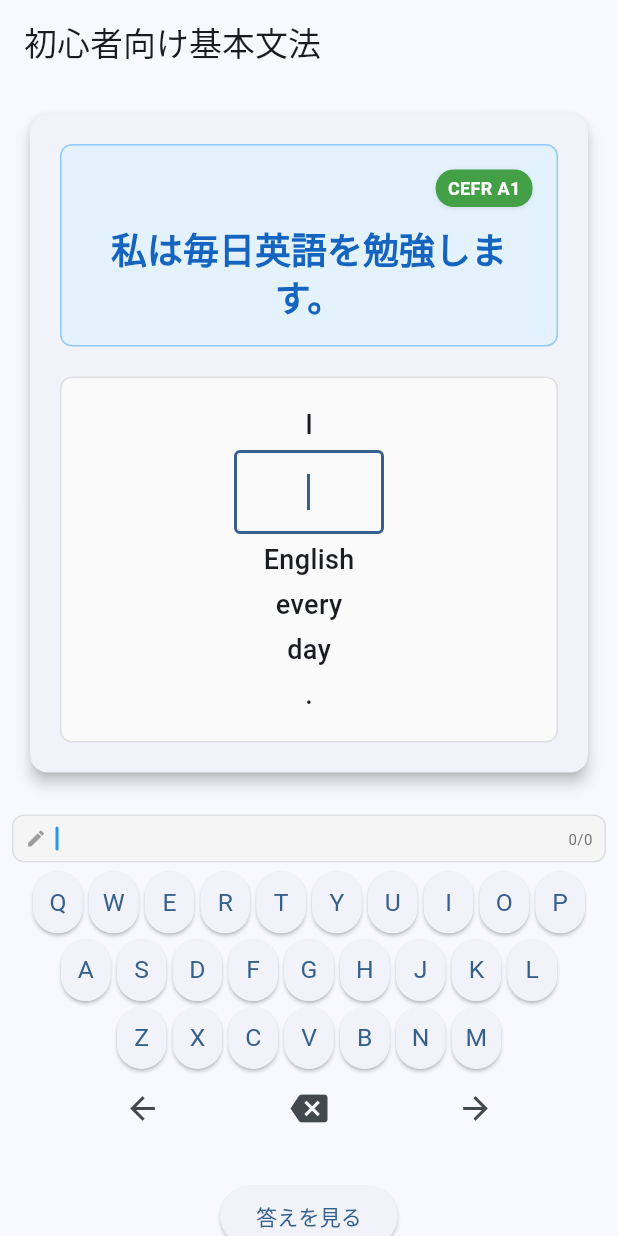
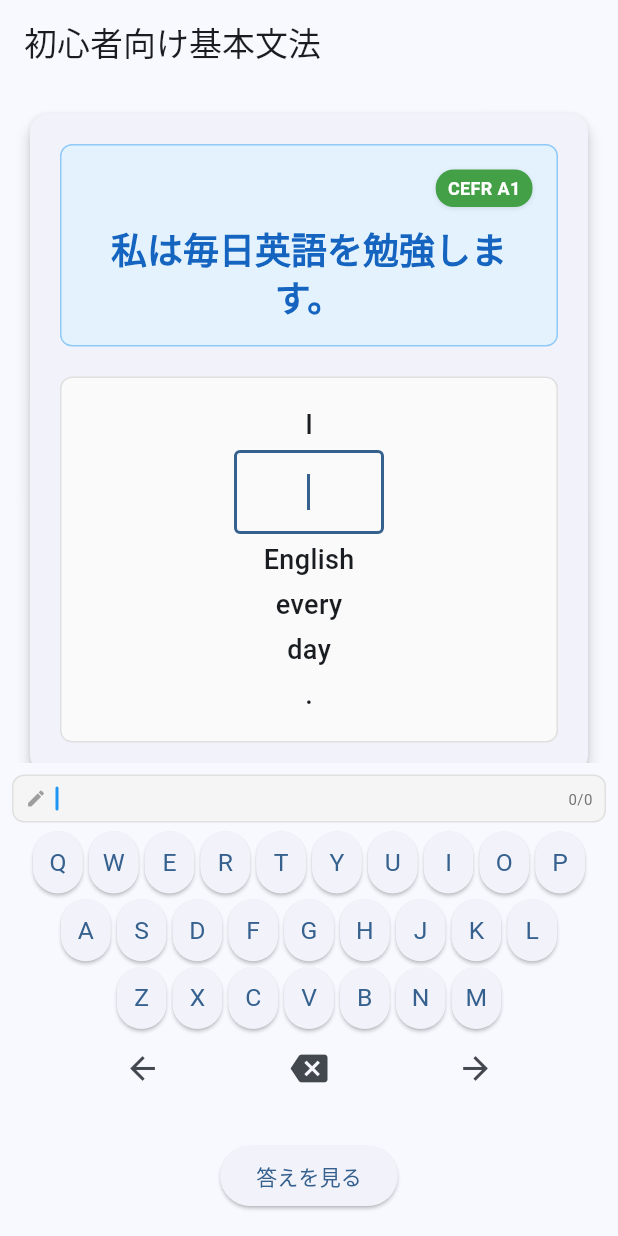
Before and after one commit to mocoarow/cocotola-1.24, a Flutter app: the screen it shows after launch, after a tap on "初心者向け基本文法", on a phone screen of 412 x 824 dp. Run offline on Flutter 3.47's test engine with Material 3 defaults, Android fonts, the phone set to English and light mode, and no system bars; our stand-ins replace flutter_riverpod.

```diff
--- a/cocotola-mobile/lib/ui/widgets/problem_content_widget.dart
+++ b/cocotola-mobile/lib/ui/widgets/problem_content_widget.dart
@@ -27,6 +27,10 @@ class ProblemContentWidget extends StatelessWidget {
     return Column(
       children: [
         // 問題文をカード形式で表示
+        Flexible(
+          child: SingleChildScrollView(
+            child: Column(
+              children: [
                 Padding(
                   padding: const EdgeInsets.all(16.0),
                   child: Card(
@@ -110,7 +114,10 @@ class ProblemContentWidget extends StatelessWidget {
                   ),
                 ),
                 buildHintsSection(currentProblem),
-        const Spacer(),
+              ],
+            ),
+          ),
+        ),
         buildKeyboard(currentProblem),
         buildActionButtons(currentProblem),
       ],
```
Also changed, not shown: 1 other file. Lines whose indentation alone changed are shown as unchanged.
